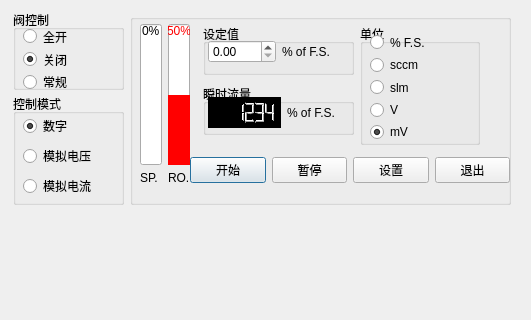
This is PythonControler/src/UIControl.ui in erisir/MFC_STM32F373 as Qt 5 draws it before an edit; both pictures show x 0 to 531 and y 0 to 320 of the 531 by 568 pixel window. The edited form follows.
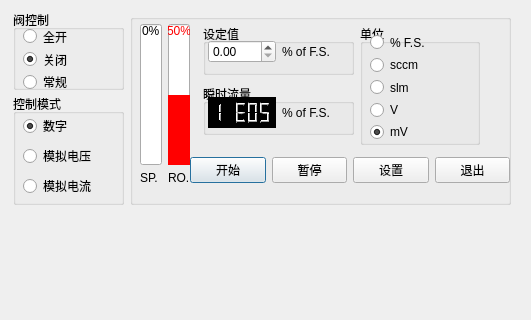
This is the edited form. Custom widgets are drawn as their Qt base class.

Patch:
```diff
--- a/PythonControler/src/UIControl.ui
+++ b/PythonControler/src/UIControl.ui
@@ -196,19 +196,19 @@
          <string notr="true">background-color: rgb(0, 0, 0);</string>
         </property>
         <property name="smallDecimalPoint">
-         <bool>false</bool>
+         <bool>true</bool>
         </property>
         <property name="digitCount">
-         <number>6</number>
+         <number>5</number>
         </property>
         <property name="segmentStyle">
          <enum>QLCDNumber::Filled</enum>
         </property>
         <property name="value" stdset="0">
-         <double>1234.000000000000000</double>
+         <double>888888.000000000000000</double>
         </property>
         <property name="intValue" stdset="0">
-         <number>1234</number>
+         <number>888888</number>
         </property>
        </widget>
       </item>
```
